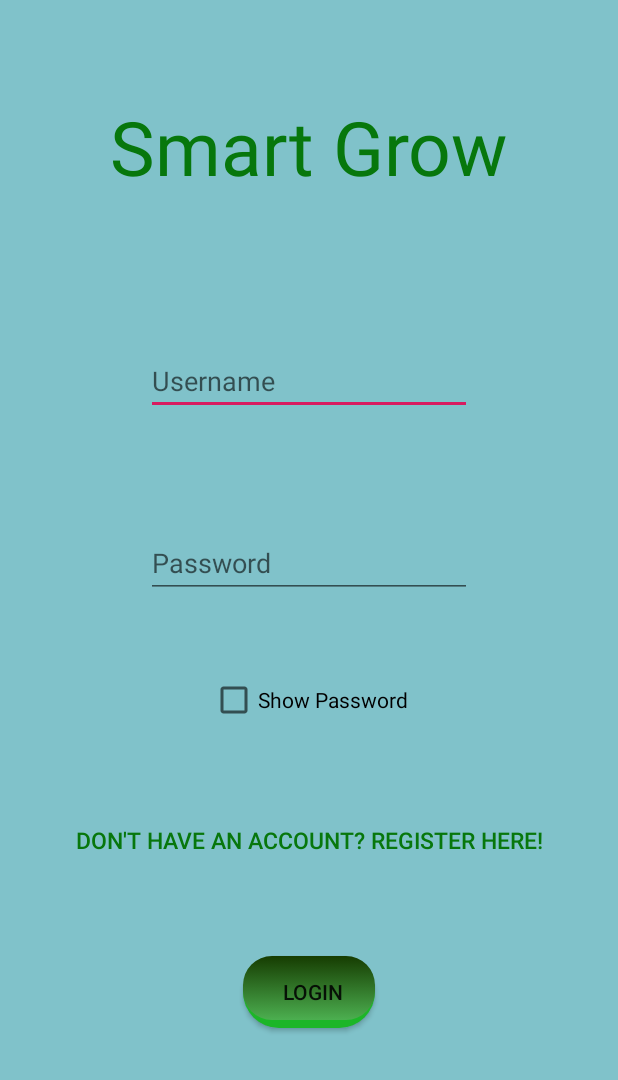
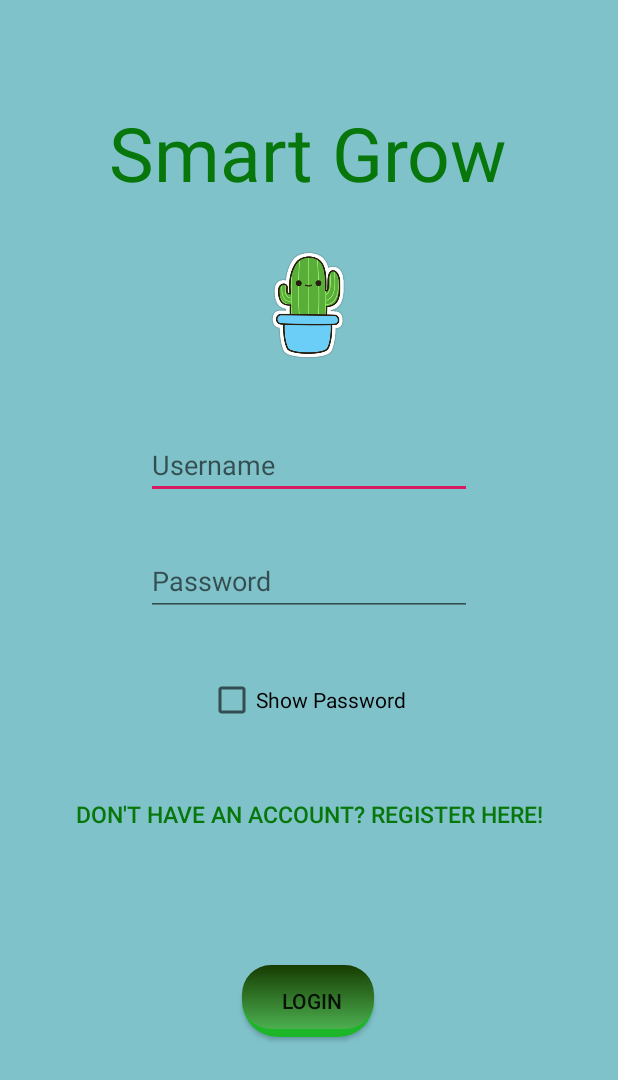
Before and after one commit to jelvs/Smart-Grow-app, an Android app: the layout activity_login.xml on its own in the app's theme, with its tools: preview values and no code run, on a phone screen of 412 x 824 dp. Shown: the top 1080 px of the screen. Run offline under Robolectric (Android 15) with nearby library versions, the phone set to English and light mode, and no system bars.

Commit message:
Added graphs for all sensors, added loading screen on login

```diff
--- a/app/src/main/res/layout/activity_line_chart.xml
+++ b/app/src/main/res/layout/activity_humidity_graph.xml
@@ -4,10 +4,8 @@
               android:layout_height="match_parent"
               android:orientation="vertical">
 
-
-
     <TextView android:layout_width="wrap_content" android:layout_height="wrap_content"
-              android:text="Temperature History"
+              android:text="Humidity History"
               android:textSize="50dp"
               android:layout_margin="20dp"/>
 
--- a/app/src/main/res/layout/activity_login.xml
+++ b/app/src/main/res/layout/activity_login.xml
@@ -14,34 +14,34 @@
             android:text="Smart Grow"
             android:textSize="50dp"
             android:textColor="@color/green"
-            app:layout_constraintBottom_toBottomOf="parent"
-            app:layout_constraintLeft_toLeftOf="parent"
-            app:layout_constraintRight_toRightOf="parent"
-            app:layout_constraintTop_toTopOf="parent"
-            android:id="@+id/textView" app:layout_constraintVertical_bias="0.085"/>
+            android:id="@+id/textView"
+            android:layout_marginTop="68dp"
+            app:layout_constraintTop_toTopOf="parent" android:layout_marginStart="8dp"
+            app:layout_constraintStart_toStartOf="parent" android:layout_marginLeft="8dp" android:layout_marginEnd="8dp"
+            app:layout_constraintEnd_toEndOf="parent" android:layout_marginRight="8dp"
+            app:layout_constraintHorizontal_bias="0.496"/>
     <EditText
             android:layout_width="217dp"
             android:layout_height="wrap_content"
             android:inputType="textEmailAddress"
             android:ems="10"
             android:id="@+id/username_field"
-            android:hint="Username" android:layout_marginTop="100dp"
-            app:layout_constraintTop_toBottomOf="@+id/textView" android:layout_marginStart="8dp"
+            android:hint="Username"
+            android:layout_marginTop="48dp"
+            app:layout_constraintTop_toBottomOf="@+id/imageView2" android:layout_marginStart="8dp"
             app:layout_constraintStart_toStartOf="parent" android:layout_marginLeft="8dp" android:layout_marginEnd="8dp"
-            app:layout_constraintEnd_toEndOf="parent" android:layout_marginRight="8dp" android:layout_marginBottom="8dp"
-            app:layout_constraintBottom_toBottomOf="parent"
-            app:layout_constraintVertical_bias="0.0"/>
+            app:layout_constraintEnd_toEndOf="parent" android:layout_marginRight="8dp"/>
     <EditText
             android:layout_width="217dp"
             android:layout_height="46dp"
             android:inputType="textPassword"
             android:ems="10"
-            android:id="@+id/password_field" android:layout_marginTop="8dp"
-            app:layout_constraintTop_toBottomOf="@+id/username_field" android:layout_marginBottom="8dp"
-            app:layout_constraintBottom_toBottomOf="parent" android:layout_marginStart="8dp"
+            android:id="@+id/password_field"
+            android:hint="Password"
+            android:layout_marginTop="32dp"
+            app:layout_constraintTop_toBottomOf="@+id/username_field" android:layout_marginStart="8dp"
             app:layout_constraintStart_toStartOf="parent" android:layout_marginLeft="8dp" android:layout_marginEnd="8dp"
-            app:layout_constraintEnd_toEndOf="parent" android:layout_marginRight="8dp" android:hint="Password"
-            app:layout_constraintVertical_bias="0.14"/>
+            app:layout_constraintEnd_toEndOf="parent" android:layout_marginRight="8dp"/>
 
 
     <Button
@@ -49,24 +49,23 @@
             android:layout_width="wrap_content"
             android:layout_height="wrap_content"
             android:background="@drawable/buttoncolor"
-            android:id="@+id/Login" android:layout_marginTop="8dp"
-            app:layout_constraintTop_toBottomOf="@+id/show_hide_password" android:layout_marginBottom="8dp"
+            android:id="@+id/Login"
+            android:layout_marginBottom="8dp"
             app:layout_constraintBottom_toBottomOf="parent" tools:text="Login" android:layout_marginStart="8dp"
             app:layout_constraintStart_toStartOf="parent" android:layout_marginLeft="8dp" android:layout_marginEnd="8dp"
             app:layout_constraintEnd_toEndOf="parent" android:layout_marginRight="8dp"
-            app:layout_constraintVertical_bias="0.529"/>
+            android:layout_marginTop="8dp" app:layout_constraintTop_toBottomOf="@+id/register_text"
+            app:layout_constraintHorizontal_bias="0.498" app:layout_constraintVertical_bias="0.356"/>
     <CheckBox
             android:id="@+id/show_hide_password"
             android:background="@null"
             android:text="Show Password"
-            android:layout_width="wrap_content"
+            android:layout_width="135dp"
             android:layout_height="wrap_content"
-            android:layout_marginTop="52dp"
-            app:layout_constraintTop_toBottomOf="@+id/password_field"
-            app:layout_constraintStart_toStartOf="parent"
-            android:layout_marginLeft="8dp" android:layout_marginStart="8dp" app:layout_constraintEnd_toEndOf="parent"
-            android:layout_marginEnd="8dp" android:layout_marginRight="8dp"
-    />39dp" android:id="@+id/imageButton"/>
+            android:layout_marginTop="40dp"
+            app:layout_constraintTop_toBottomOf="@+id/password_field" android:layout_marginStart="8dp"
+            app:layout_constraintStart_toStartOf="parent" android:layout_marginLeft="8dp" android:layout_marginEnd="8dp"
+            app:layout_constraintEnd_toEndOf="parent" android:layout_marginRight="8dp"/>39dp" android:id="@+id/imageButton"/>
     <Button
             android:id="@+id/register_text"
             android:layout_width="wrap_content"
@@ -76,13 +75,34 @@
             android:text="Don't have an Account? Register Here!"
             android:textColor="@color/green"
             android:textSize="15sp"
-            android:layout_marginTop="8dp"
             android:background="@android:color/transparent"
-            app:layout_constraintTop_toBottomOf="@+id/show_hide_password" android:layout_marginBottom="8dp"
-            app:layout_constraintBottom_toTopOf="@+id/Login" android:layout_marginStart="8dp"
+            android:layout_marginStart="8dp"
             app:layout_constraintStart_toStartOf="parent" android:layout_marginLeft="8dp" android:layout_marginEnd="8dp"
             app:layout_constraintEnd_toEndOf="parent" android:layout_marginRight="8dp"
-    />
+            android:layout_marginTop="36dp" app:layout_constraintTop_toBottomOf="@+id/show_hide_password"/>
+
+    <ProgressBar
+            android:id="@+id/loginLoading"
+            style="?android:attr/progressBarStyleLarge"
+            android:layout_width="wrap_content"
+            android:layout_height="wrap_content"
+            android:layout_centerHorizontal="true"
+            android:layout_marginTop="8dp"
+            android:visibility="gone"
+            app:layout_constraintTop_toTopOf="parent" android:layout_marginBottom="8dp"
+            app:layout_constraintBottom_toBottomOf="parent" android:layout_marginStart="8dp"
+            app:layout_constraintStart_toStartOf="parent" android:layout_marginLeft="8dp" android:layout_marginEnd="8dp"
+            app:layout_constraintEnd_toEndOf="parent" android:layout_marginRight="8dp"/>
+
+    <ImageView
+            android:layout_width="192dp"
+            android:layout_height="72dp" app:srcCompat="@drawable/logo"
+            android:id="@+id/imageView2"
+            android:layout_marginTop="32dp"
+            app:layout_constraintTop_toBottomOf="@+id/textView" app:layout_constraintStart_toStartOf="parent"
+            android:layout_marginLeft="8dp" android:layout_marginStart="8dp" app:layout_constraintEnd_toEndOf="parent"
+            android:layout_marginEnd="8dp" android:layout_marginRight="8dp"
+            app:layout_constraintHorizontal_bias="0.497"/>
 
 
 </android.support.constraint.ConstraintLayout>
```
Also changed, not shown: app/src/main/AndroidManifest.xml (+6 -6 lines), app/src/main/java/unl/fct/smart_grow/DashboardActivity.kt (+14 -13 lines), app/src/main/java/unl/fct/smart_grow/HumidityGraph.kt (added, +116 -0 lines), app/src/main/java/unl/fct/smart_grow/LightGraph.kt (renamed from app/src/main/java/unl/fct/smart_grow/LineChartActivity.kt, +15 -12 lines), app/src/main/java/unl/fct/smart_grow/LoginActivity.kt (+13 -2 lines), app/src/main/java/unl/fct/smart_grow/SoilGraph.kt (added, +116 -0 lines), app/src/main/java/unl/fct/smart_grow/TemperatureGraph.kt (added, +116 -0 lines), app/src/main/res/layout/activity_light_graph.xml (added, +29 -0 lines), app/src/main/res/layout/activity_soil_graph.xml (added, +29 -0 lines), app/src/main/res/layout/activity_temperature_chart.xml (added, +29 -0 lines), app/src/main/res/drawable/logo.png (added).
